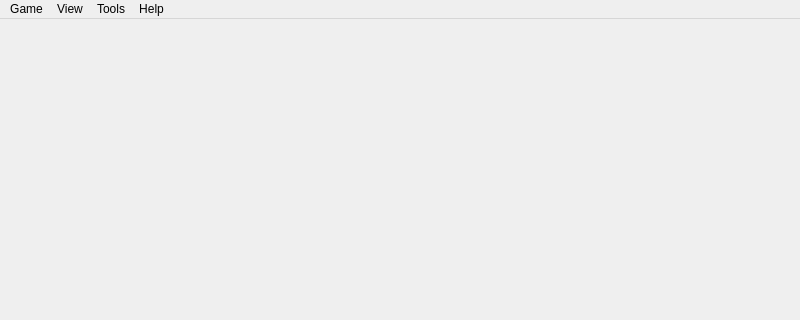
l20074765/Qsang, file src/dialog/mainwindow.ui: the form before one commit; both pictures show x 0 to 800 and y 0 to 320 of the 800 by 600 pixel window.
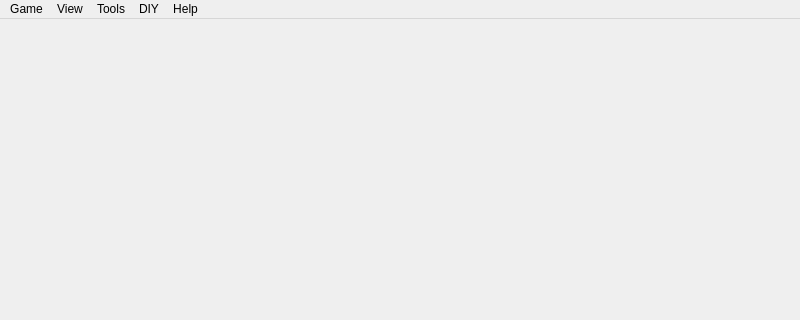
The form after the commit.

Diff of the .ui file:
```diff
--- a/src/dialog/mainwindow.ui
+++ b/src/dialog/mainwindow.ui
@@ -80,9 +80,17 @@
     <addaction name="actionAbout"/>
     <addaction name="actionAbout_Qt"/>
    </widget>
+   <widget class="QMenu" name="menuDIY">
+    <property name="title">
+     <string>DIY</string>
+    </property>
+    <addaction name="actionCard_editor"/>
+    <addaction name="actionPackage_manager"/>
+   </widget>
    <addaction name="menuGame"/>
    <addaction name="menuView"/>
    <addaction name="menuTools"/>
+   <addaction name="menuDIY"/>
    <addaction name="menuHelp"/>
   </widget>
   <widget class="QStatusBar" name="statusbar"/>
```
Left out of the diff: 10 changed lines with no effect on the pictures.
